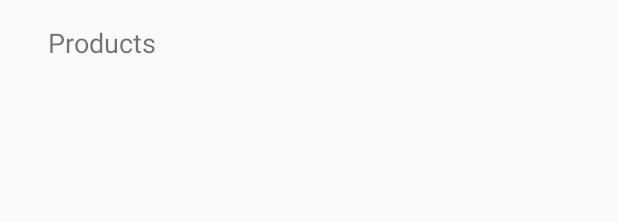
After one commit to alexandrabagi/CoderSwag, an Android app: the layout activity_products.xml on its own in the app's theme, with its tools: preview values and no code run, on a phone screen of 412 x 824 dp. The commit adds this screen. Shown: the top 222 px of the screen. Run offline under Robolectric (Android 15) with nearby library versions, the phone set to English and light mode, and no system bars.

Commit message:
Product screen added

```diff
--- a/app/src/main/AndroidManifest.xml
+++ b/app/src/main/AndroidManifest.xml
@@ -9,6 +9,8 @@
             android:roundIcon="@mipmap/ic_launcher_round"
             android:supportsRtl="true"
             android:theme="@style/AppTheme">
+        <activity android:name=".Controller.ProductsActivity">
+        </activity>
         <activity android:name=".Controller.MainActivity">
             <intent-filter>
                 <action android:name="android.intent.action.MAIN"/>
--- /dev/null
+++ b/app/src/main/java/com/example/coderswag/Utilities/Constants.kt
@@ -0,0 +1,3 @@
+package com.example.coderswag.Utilities
+
+const val EXTRA_CATEGORY = "category"
--- /dev/null
+++ b/app/src/main/res/layout/activity_products.xml
@@ -0,0 +1,33 @@
+<?xml version="1.0" encoding="utf-8"?>
+<android.support.constraint.ConstraintLayout
+        xmlns:android="http://schemas.android.com/apk/res/android"
+        xmlns:tools="http://schemas.android.com/tools"
+        xmlns:app="http://schemas.android.com/apk/res-auto"
+        android:layout_width="match_parent"
+        android:layout_height="match_parent"
+        tools:context=".Controller.ProductsActivity">
+
+    <TextView
+            android:id="@+id/productsText"
+            android:textSize="18sp"
+            android:layout_width="wrap_content"
+            android:layout_height="wrap_content"
+            android:text="@string/products"
+            app:layout_constraintLeft_toLeftOf="parent"
+            app:layout_constraintRight_toRightOf="parent"
+            app:layout_constraintTop_toTopOf="parent" app:layout_constraintHorizontal_bias="0.049"
+            android:layout_marginTop="16dp"
+            android:layout_marginLeft="16dp"/>
+    <android.support.v7.widget.RecyclerView
+            android:id="@+id/productListView"
+            android:layout_width="0dp"
+            android:layout_height="0dp"
+            app:layout_constraintStart_toStartOf="parent"
+            app:layout_constraintEnd_toEndOf="parent"
+            app:layout_constraintBottom_toBottomOf="parent"
+            app:layout_constraintTop_toBottomOf="@id/categoriesText"
+            android:layout_marginBottom="8dp"
+            android:layout_marginTop="16dp"
+            android:divider="@null"/>
+
+</android.support.constraint.ConstraintLayout>
--- a/app/src/main/res/values/strings.xml
+++ b/app/src/main/res/values/strings.xml
@@ -1,4 +1,5 @@
 <resources>
     <string name="app_name">CoderSwag</string>
     <string name="categories">Categories</string>
+    <string name="products">Products</string>
 </resources>
```
Also changed, not shown: app/src/main/java/com/example/coderswag/Adapter/CategoryRecyclerAdapter.kt (+5 -3 lines), app/src/main/java/com/example/coderswag/Controller/MainActivity.kt (+8 -2 lines), app/src/main/java/com/example/coderswag/Controller/ProductsActivity.kt (added, +17 -0 lines).
